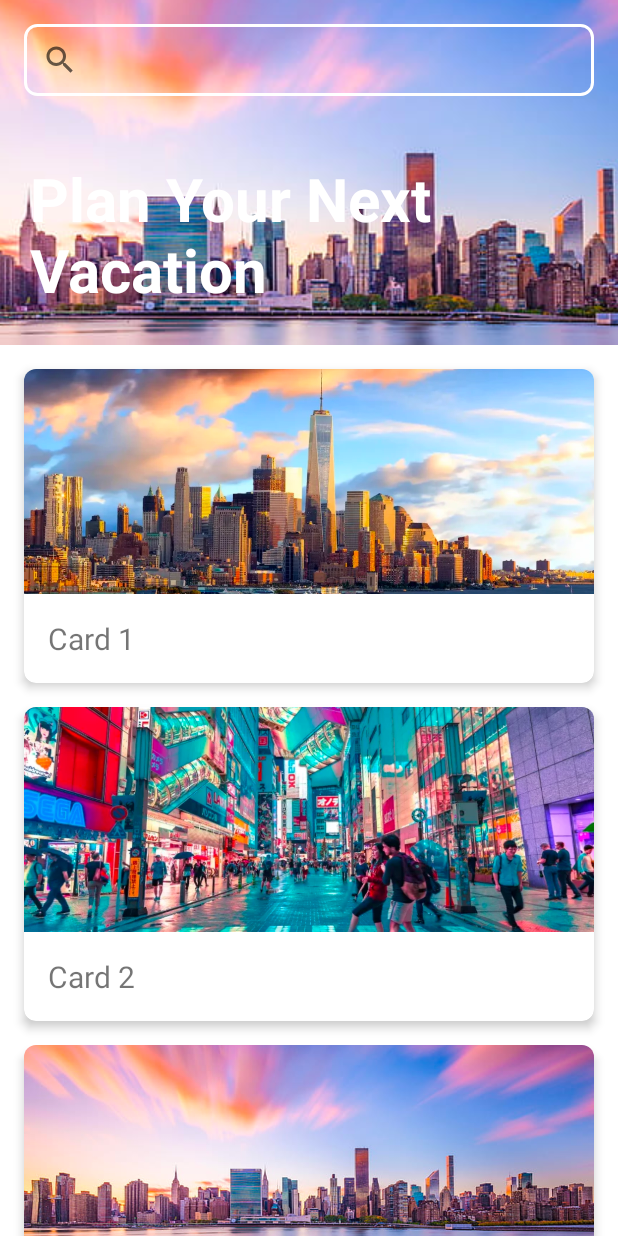
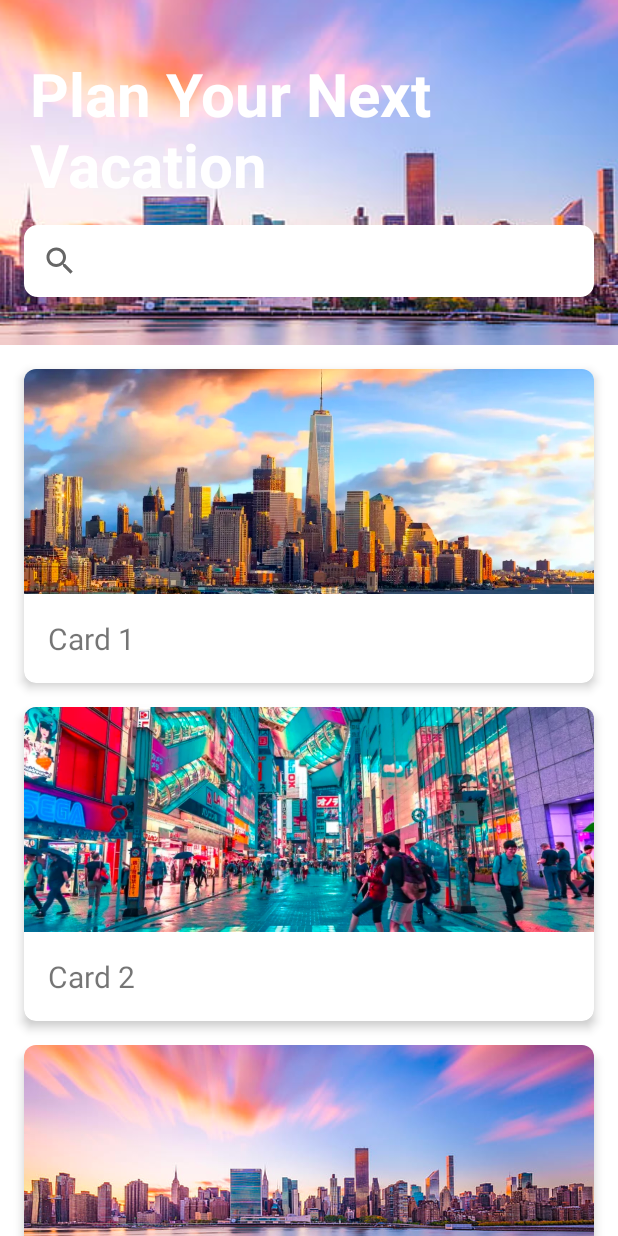
Before and after one commit to g-nerix/Roamify, an Android app: the screen it shows after launch (Second_Page), on a phone screen of 412 x 824 dp. Run offline under Robolectric (Android 15) with nearby library versions, the phone set to English and light mode, and no system bars; our stand-ins replace Firebase (no records; nobody signed in at launch, a user with empty details on screens opened directly).

Commit message:
Second Page UI update

```diff
--- a/app/src/main/res/drawable/searchview_border.xml
+++ b/app/src/main/res/drawable/searchview_border.xml
@@ -2,6 +2,8 @@
     <shape xmlns:android="http://schemas.android.com/apk/res/android"
         android:shape="rectangle">
 
+    <solid
+        android:color="#ffffff" />
         <stroke
             android:width="2dp"
             android:color="#ffffff" />
--- a/app/src/main/res/layout/activity_second_page.xml
+++ b/app/src/main/res/layout/activity_second_page.xml
@@ -31,7 +31,7 @@
             <TextView
                 android:layout_width="match_parent"
                 android:layout_height="wrap_content"
-                android:layout_marginTop="85dp"
+                android:layout_marginTop="15dp"
                 android:padding="20dp"
                 android:text="Plan Your Next Vacation"
                 android:textColor="@color/white"
@@ -44,7 +44,8 @@
                 android:hint="What's your destination?"
                 android:layout_width="match_parent"
                 android:layout_height="wrap_content"
-                android:layout_margin="16dp"
+                android:layout_marginHorizontal="16dp"
+                android:layout_marginTop="150dp"
                 android:background="@drawable/searchview_border"
                 app:layout_constraintTop_toBottomOf="@id/display_image"
                 />
```
